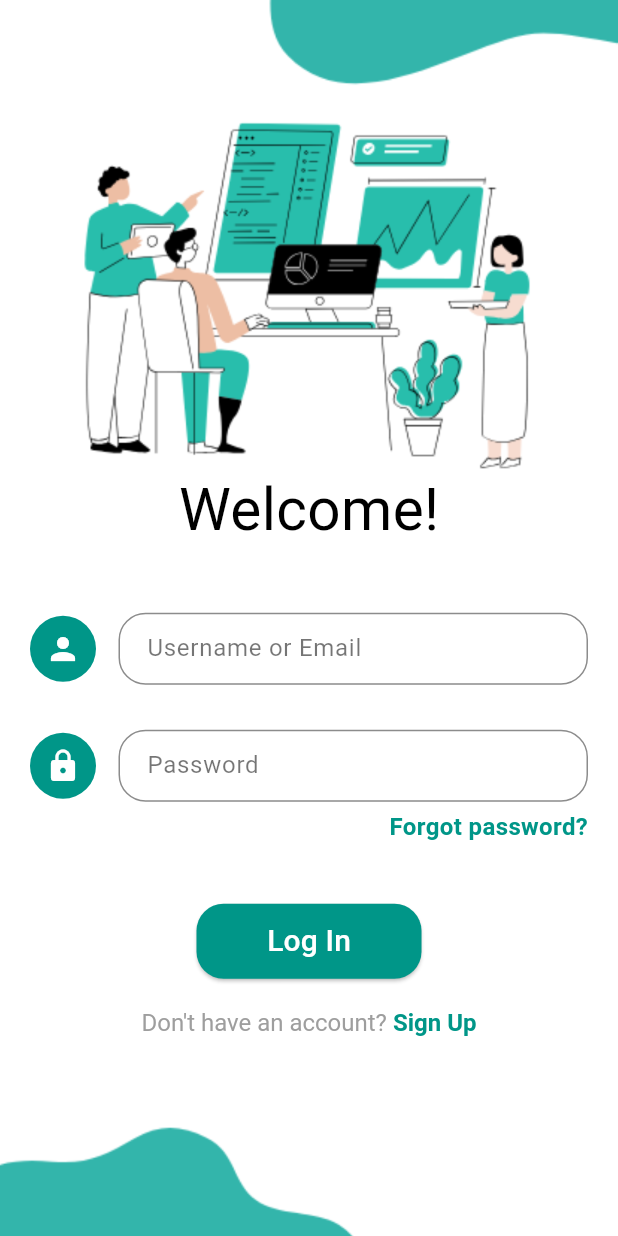
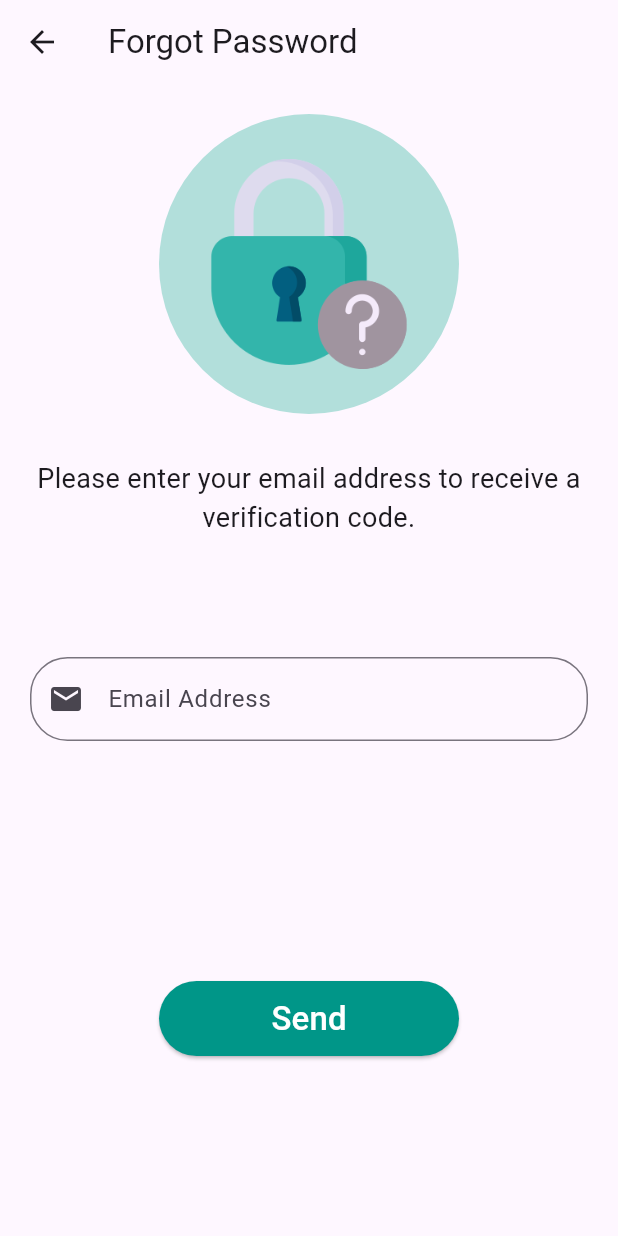
Before and after one commit to DeemaHamoudeh/GP1, a Flutter app: the LoginPage screen opened directly, after a tap on "Forgot password?", on a phone screen of 412 x 824 dp. Run offline on Flutter 3.47's test engine with Material 3 defaults, Android fonts, the phone set to English and light mode, and no system bars; our stand-ins replace shared_preferences; accounts and stored records are empty.

Commit message:
add reset pages

```diff
--- /dev/null
+++ b/lib/views/pages/forgetPassword_page.dart
@@ -0,0 +1,83 @@
+import 'package:flutter/material.dart';
+import 'verifyEmail_page.dart';
+
+class ForgotPasswordPage extends StatelessWidget {
+  @override
+  Widget build(BuildContext context) {
+    return Scaffold(
+      appBar: AppBar(
+        title: Text('Forgot Password'),
+      ),
+      body: Padding(
+        padding: const EdgeInsets.all(20.0),
+        child: Column(
+          crossAxisAlignment: CrossAxisAlignment.center, // Center child widgets
+          children: [
+            Center(
+              child: Container(
+                width: 200, // Smaller size for the circle
+                height: 200,
+                decoration: BoxDecoration(
+                  color: Colors.teal.shade100, // Lighter teal background
+                  shape: BoxShape.circle, // Makes the container circular
+                ),
+                child: Padding(
+                  padding: const EdgeInsets.all(
+                      30.0), // Optional padding inside the circle
+                  child: Image.asset(
+                    'assets/images/logPages/forgot-password (2).png', // Replace with your image path
+                    fit: BoxFit.fill, // Ensures the image fits within its space
+                  ),
+                ),
+              ),
+            ),
+            SizedBox(height: 30),
+            Text(
+              'Please enter your email address to receive a verification code.',
+              textAlign: TextAlign.center,
+              style: TextStyle(fontSize: 18),
+            ),
+            SizedBox(height: 80),
+            // Text(
+            //   'Email Address',
+            //   textAlign: TextAlign.left,
+            //   style: TextStyle(fontSize: 18),
+            // ),
+            TextField(
+              decoration: InputDecoration(
+                labelText: 'Email Address',
+                prefixIcon: Icon(Icons.email),
+                border: OutlineInputBorder(
+                  borderRadius: BorderRadius.circular(25), // Rounded borders
+                ),
+              ),
+            ),
+            SizedBox(height: 160),
+            // Wrapping the button in a Center widget
+            Center(
+              child: ElevatedButton(
+                onPressed: () {
+                  Navigator.push(
+                    context,
+                    MaterialPageRoute(builder: (context) => VerifyEmailPage()),
+                  );
+                },
+                child: Text(
+                  "Send",
+                  style: TextStyle(fontSize: 22, color: Colors.white),
+                ),
+                style: ElevatedButton.styleFrom(
+                  fixedSize: const Size(200, 50), // Button size (width, height)
+                  backgroundColor: Colors.teal, // Button color
+                  shape: RoundedRectangleBorder(
+                    borderRadius: BorderRadius.circular(25),
+                  ),
+                ),
+              ),
+            ),
+          ],
+        ),
+      ),
+    );
+  }
+}
--- a/lib/views/pages/login_page.dart
+++ b/lib/views/pages/login_page.dart
@@ -1,5 +1,6 @@
 import 'package:flutter/material.dart';
 import 'role_selection_page.dart';
+import 'forgetPassword_page.dart';
 import '../../../controllers/userController.dart';
 
 class LoginPage extends StatefulWidget {
@@ -148,6 +149,12 @@ class _LoginPageState extends State<LoginPage> {
                             alignment: Alignment.centerRight,
                             child: GestureDetector(
                               onTap: () {
+                                Navigator.push(
+                                  context,
+                                  MaterialPageRoute(
+                                      builder: (context) =>
+                                          ForgotPasswordPage()),
+                                );
                                 print("Navigate to Reset Password screen");
                               },
                               child: const Text(
--- a/pubspec.yaml
+++ b/pubspec.yaml
@@ -81,6 +81,11 @@ flutter:
     - assets/images/logPages/wall1.png
     - assets/images/logPages/wall2.png
     - assets/images/logPages/wall3.png
+    - assets/images/logPages/forgot-password (2).png
+    - assets/images/logPages/letter (1).png
+    - assets/images/logPages/correctPassword.png
+
+
 
 
   #   - images/a_dot_ham.jpeg
```
Also changed, not shown: lib/views/pages/createNewPassword.dart (added, +96 -0 lines), lib/views/pages/verifyEmail_page.dart (added, +114 -0 lines), assets/images/logPages/correctPassword.png (added), assets/images/logPages/forgot-password (2).png (added), assets/images/logPages/letter (1).png (added).
